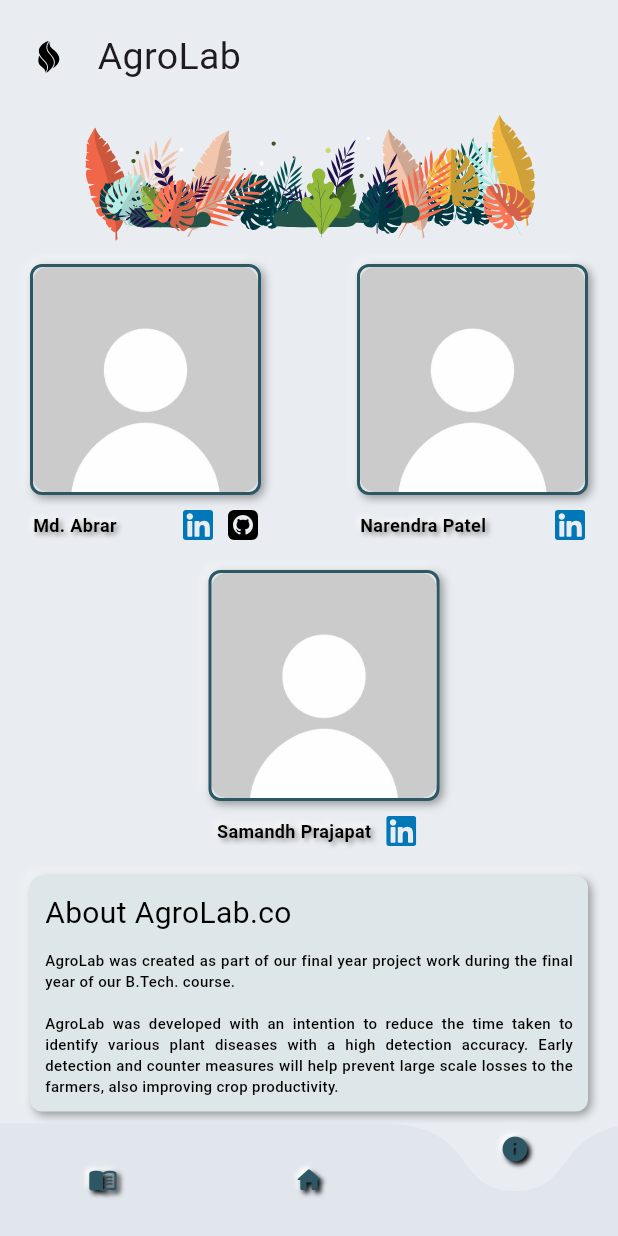
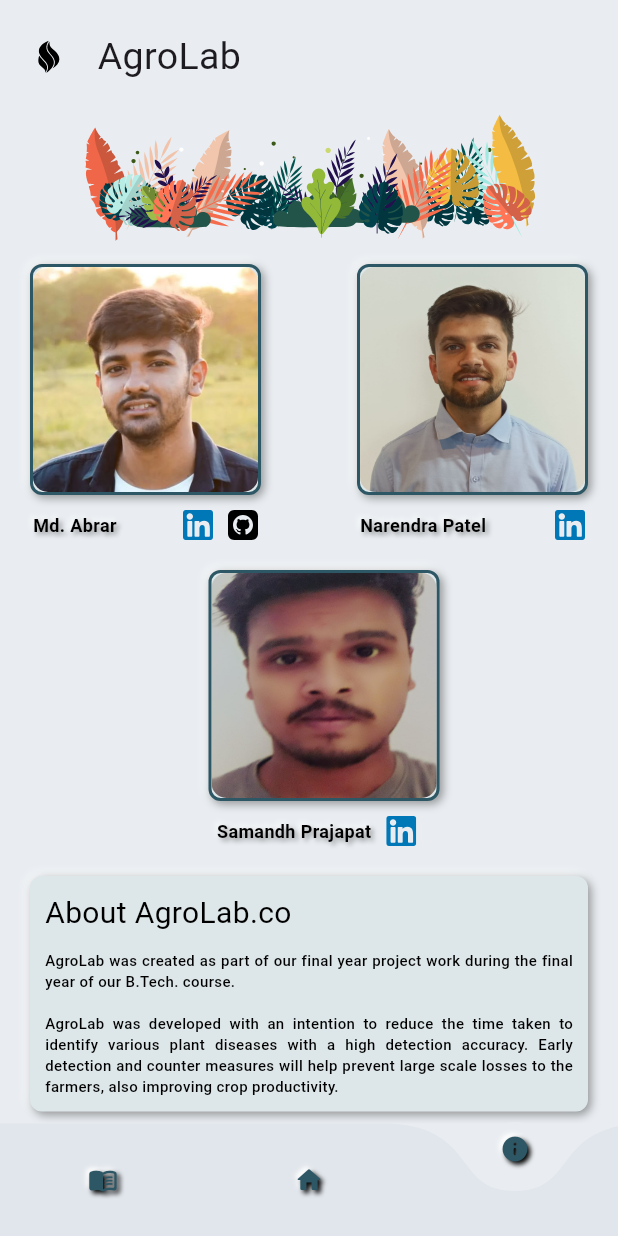
Before and after one commit to master-wayne7/Agro-Lab, a Flutter app: the screen it shows after launch, item 3 of the bottom bar chosen, on a phone screen of 412 x 824 dp. Run offline on Flutter 3.47's test engine with Material 3 defaults, Android fonts, the phone set to English and light mode, and no system bars; drawn by our look-alikes of curved_navigation_bar, lottie; our stand-ins replace easy_splash_screen, flutter_neumorphic_plus, flutter_svg, image_picker; missing offline and left inert: tflite_flutter; Roboto replaces fonts that are missing (intan, intant); project files that could hold a hidden picture were left out.

```diff
--- a/lib/app_info_screen.dart
+++ b/lib/app_info_screen.dart
@@ -146,7 +146,7 @@ class _AppInfoScreenState extends State<AppInfoScreen> {
                                     width: 150,
                                     height: 150,
                                     fit: BoxFit.cover,
-                                    image: AssetImage('assets/profile.jpg'),
+                                    image: AssetImage('assets/abrar.jpg'),
                                   ),
                                 ),
                               ),
@@ -233,7 +233,7 @@ class _AppInfoScreenState extends State<AppInfoScreen> {
                                     width: 150,
                                     height: 150,
                                     fit: BoxFit.cover,
-                                    image: AssetImage('assets/profile.jpg'),
+                                    image: AssetImage('assets/narendra.jpg'),
                                   ),
                                 ),
                               ),
@@ -307,7 +307,7 @@ class _AppInfoScreenState extends State<AppInfoScreen> {
                                 width: 150,
                                 height: 150,
                                 fit: BoxFit.cover,
-                                image: AssetImage('assets/profile.jpg'),
+                                image: AssetImage('assets/samandh.jpg'),
                               ),
                             ),
                           ),
```
Also changed, not shown: assets/abrar.jpg (added), assets/narendra.jpg (added), assets/samandh.jpg (added).
